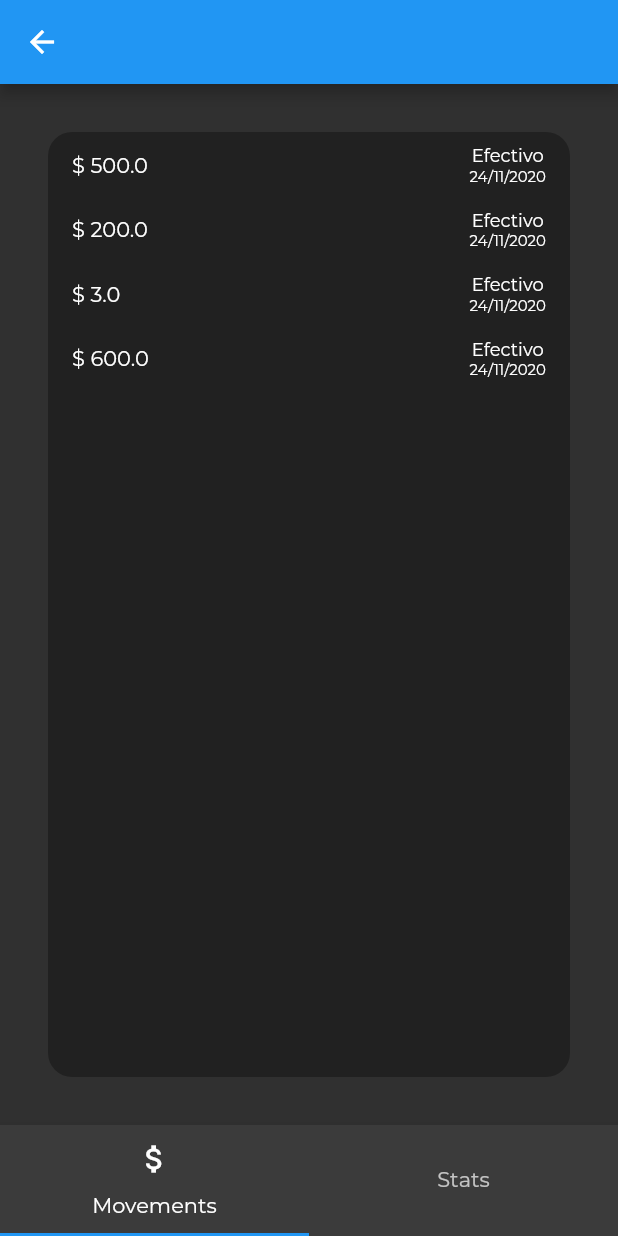
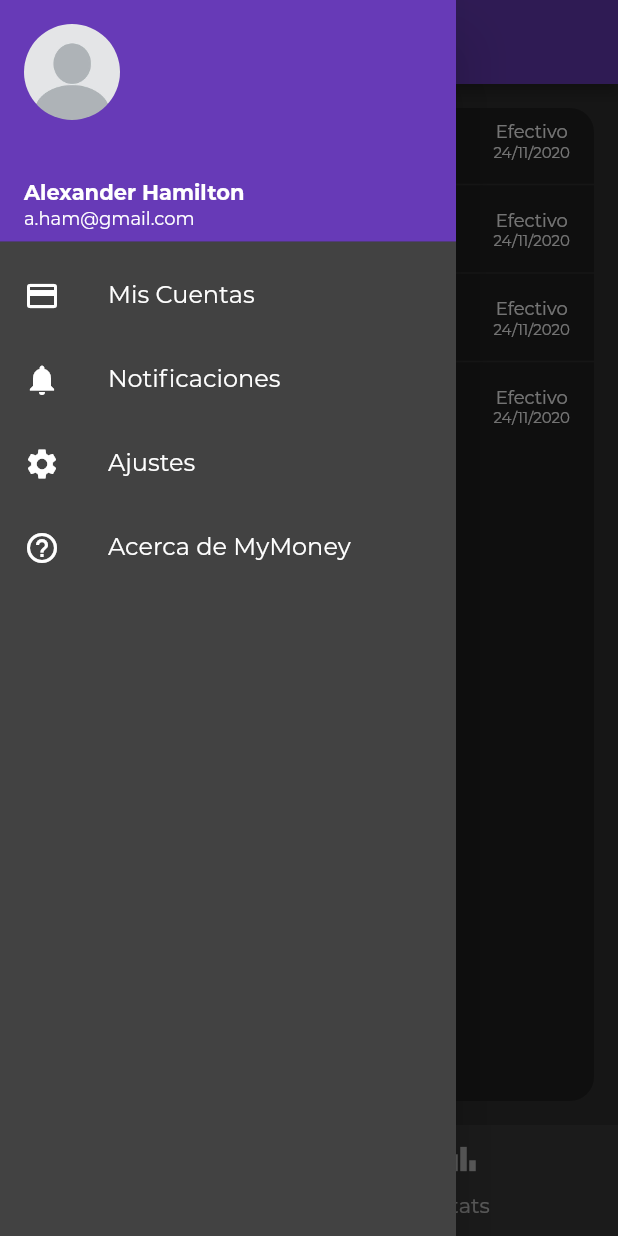
Before and after one commit to hectoraguirre18/my_money, a Flutter app: the HomeScreen screen opened directly, with the side drawer open (before the commit the screen has no drawer), on a phone screen of 412 x 824 dp. Run offline on Flutter 3.47's test engine with Material 2 defaults, Android fonts, the phone set to English and light mode, and no system bars; our stand-ins replace auto_size_text.

Commit message:
added side drawer

```diff
--- a/lib/app.dart
+++ b/lib/app.dart
@@ -9,6 +9,7 @@ class App extends StatelessWidget {
       home: LoginScreen(),
       debugShowCheckedModeBanner: false,
       theme: ThemeData(
+        primarySwatch: Colors.deepPurple,
         scaffoldBackgroundColor: Colors.grey[850],
         fontFamily: 'Montserrat',
       ),
--- a/lib/controllers/movements_controller.dart
+++ b/lib/controllers/movements_controller.dart
@@ -27,8 +27,6 @@ class MovementsController {
       ),
     ];
 
-    sleep(Duration(seconds: 2));
-
     return movements;
   }
 }
--- /dev/null
+++ b/lib/drawers/home_drawer.dart
@@ -0,0 +1,111 @@
+import 'package:flutter/material.dart';
+
+class HomeDrawer extends StatelessWidget{
+  @override
+  Widget build(BuildContext context) {
+    final _options = options(context);
+    return Drawer(
+      child: Material(
+        color: Colors.grey[800],
+        child: ListView(
+          padding: EdgeInsets.zero,
+          children: <Widget>[
+            DrawerHeader(
+              child: Column(
+                crossAxisAlignment: CrossAxisAlignment.start,
+                children: <Widget>[
+                  ClipRRect(
+                    borderRadius: BorderRadius.circular(999),
+                    child: Image.asset(
+                      'assets/images/avatar.jpg',
+                      width: 64,
+                    ),
+                  ),
+                  Spacer(),
+                  Text(
+                    'Alexander Hamilton',
+                    style: TextStyle(
+                      fontSize: 14,
+                      fontWeight: FontWeight.bold,
+                      color: Colors.white,
+                    ),
+                  ),
+                  SizedBox(height: 2),
+                  Text(
+                    'a.ham@gmail.com',
+                    style: TextStyle(
+                      fontSize: 12,
+                      fontWeight: FontWeight.normal,
+                      color: Colors.white,
+                    ),
+                  )
+                ],
+              ),
+              decoration: BoxDecoration(
+                // image: DecorationImage(
+                //   image: AssetImage('assets/images/drawer_bg.png'),
+                //   fit: BoxFit.cover,
+                // )
+                color: Colors.deepPurple
+              ),
+            ),
+          ]..addAll(List.generate(
+            _options.length,
+            (index){
+              final option = _options.elementAt(index);
+              return ListTile(
+                onTap: option.onClick ?? (){},
+                title: Text(
+                  option.title,
+                  style: TextStyle(
+                    fontSize: 16,
+                    fontWeight: FontWeight.w400,
+                    color: Colors.white,
+                  ),
+                ),
+                leading: Icon(
+                  option.icon,
+                  color: Colors.white,
+                ),
+              );
+            }
+          )),
+        ),
+      ),
+    );
+  }
+
+
+
+  options(context) => <_Option>[
+    _Option(
+      icon: Icons.credit_card,
+      title: 'Mis Cuentas',
+      onClick: () => print('Mi Cuentas')
+    ),
+    _Option(
+      icon: Icons.notifications,
+      title: 'Notificaciones',
+      onClick: () => print('Notificaciones')
+    ),
+    _Option(
+      icon: Icons.settings,
+      title: 'Ajustes',
+      onClick: () => print('Ajustes')
+    ),
+    _Option(
+      icon: Icons.help_outline,
+      title: 'Acerca de MyMoney',
+      onClick: () => print('Acerca de My Money')
+    ),
+  ];
+}
+
+class _Option {
+  final IconData icon;
+  final String title;
+  final Function() onClick;
+
+  _Option({this.icon, this.title, this.onClick})
+    : assert(icon != null && title != null);
+}
--- a/lib/screens/home_screen.dart
+++ b/lib/screens/home_screen.dart
@@ -1,4 +1,5 @@
 import 'package:flutter/material.dart';
+import 'package:mymoney/drawers/home_drawer.dart';
 import 'package:mymoney/screens/movements_page.dart';
 import 'package:mymoney/screens/stats_page.dart';
 
@@ -7,14 +8,14 @@ class HomeScreen extends StatefulWidget{
   State<StatefulWidget> createState() => HomeScreenState();
 }
 
-class HomeScreenState extends State<HomeScreen> with AutomaticKeepAliveClientMixin{
+class HomeScreenState extends State<HomeScreen>{
   @override
   Widget build(BuildContext context) {
-    super.build(context);
     return DefaultTabController(
       length: 2,
       child: Scaffold(
         appBar: AppBar(),
+        drawer: HomeDrawer(),
         body: TabBarView(
           children: [
             MovementsPage(),
@@ -37,6 +38,9 @@ class HomeScreenState extends State<HomeScreen> with AutomaticKeepAliveClientMix
                 text: 'Movements',
               ),
               Tab(
+                icon: Icon(
+                  Icons.bar_chart
+                ),
                 text: 'Stats',
               ),
             ],
@@ -45,7 +49,4 @@ class HomeScreenState extends State<HomeScreen> with AutomaticKeepAliveClientMix
       ),
     );
   }
-
-  @override
-  bool get wantKeepAlive => true;
 }
--- a/lib/screens/login_screen.dart
+++ b/lib/screens/login_screen.dart
@@ -131,11 +131,12 @@ class LoginScreenState extends State<LoginScreen> {
               //TODO Checar login y abrir siguiente pantalla
               if (formKey.currentState.validate()) {
                 //login()
-                Navigator.push(
+                Navigator.pushAndRemoveUntil(
                   context,
                   MaterialPageRoute(
                     builder: (context) => HomeScreen()
-                  )
+                  ),
+                  (_) => false
                 );
               } else {
                 setState(() => _autovalidate = true);
--- a/lib/screens/movements_page.dart
+++ b/lib/screens/movements_page.dart
@@ -7,7 +7,7 @@ class MovementsPage extends StatefulWidget {
   State<StatefulWidget> createState() => MovementsPageState();
 }
 
-class MovementsPageState extends State<MovementsPage> {
+class MovementsPageState extends State<MovementsPage> with AutomaticKeepAliveClientMixin {
 
   List<Movement> movements = [];
 
@@ -24,17 +24,24 @@ class MovementsPageState extends State<MovementsPage> {
 
   @override
   Widget build(BuildContext context) {
-
+    super.build(context);
     return Container(
       decoration: BoxDecoration(
         borderRadius: BorderRadius.circular(16),
         color: Colors.grey[900],
       ),
-      margin: EdgeInsets.all(32),
-      child: ListView.builder(
-        shrinkWrap: true,
-        itemCount: movements.length,
-        itemBuilder: (context, index) => listItem(index),
+      margin: EdgeInsets.all(16),
+      child: ClipRRect(
+        borderRadius: BorderRadius.circular(16),
+        child: ListView.separated(
+          shrinkWrap: true,
+          itemCount: movements.length,
+          itemBuilder: (context, index) => listItem(index),
+          separatorBuilder: (context, index) => Divider(
+            color: Colors.grey[850],
+            thickness: 1,
+          ),
+        ),
       ),
     );
   }
@@ -74,4 +81,7 @@ class MovementsPageState extends State<MovementsPage> {
       ),
     );
   }
+
+  @override
+  bool get wantKeepAlive => true;
 }
--- a/pubspec.yaml
+++ b/pubspec.yaml
@@ -13,6 +13,7 @@ dependencies:
     sdk: flutter
 
   cupertino_icons: ^0.1.3
+  auto_size_text: ^2.1.0
 
 dev_dependencies:
   flutter_test:
```
Also changed, not shown: lib/screens/settings_screen.dart (added, +116 -0 lines), assets/images/avatar.jpg (added), assets/images/drawer_bg.png (added), pubspec.lock.
